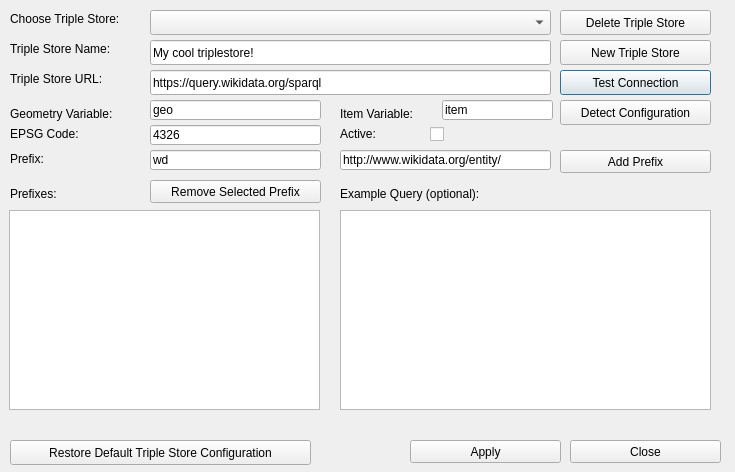
First picture: the form in dialogs/ui/triplestoredialog.ui, repository sparqlunicorn/sparqlunicornGoesGIS, before the edit.
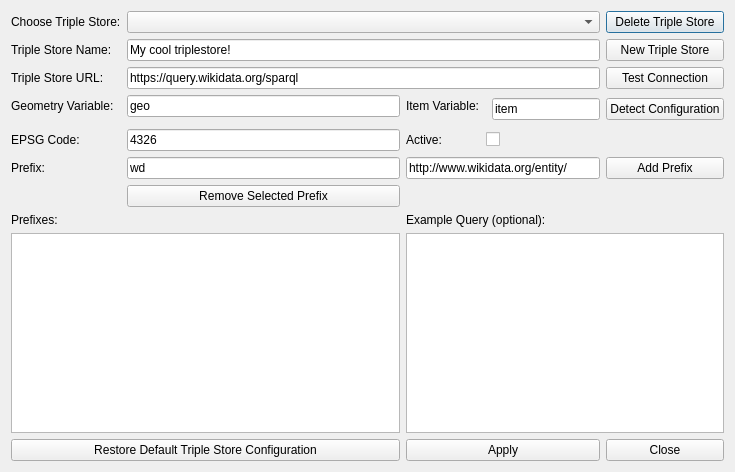
Second picture: the form after the edit.

Patch:
```diff
--- a/dialogs/ui/triplestoredialog.ui
+++ b/dialogs/ui/triplestoredialog.ui
@@ -13,387 +13,206 @@
   <property name="windowTitle">
    <string>Dialog</string>
   </property>
+  <layout class="QGridLayout" name="gridLayout">
+   <item row="0" column="0">
   <widget class="QLabel" name="tripleStoreChooserLabel">
-   <property name="geometry">
-    <rect>
-     <x>10</x>
-     <y>10</y>
-     <width>161</width>
-     <height>17</height>
-    </rect>
-   </property>
    <property name="text">
     <string>Choose Triple Store:</string>
    </property>
   </widget>
-  <widget class="QComboBox" name="tripleStoreChooser">
-   <property name="geometry">
-    <rect>
-     <x>150</x>
-     <y>10</y>
-     <width>401</width>
-     <height>25</height>
-    </rect>
-   </property>
-  </widget>
-  <widget class="QLabel" name="tripleStoreLabel">
-   <property name="geometry">
-    <rect>
-     <x>10</x>
-     <y>70</y>
-     <width>161</width>
-     <height>17</height>
-    </rect>
-   </property>
+   </item>
+   <item row="0" column="1" colspan="5">
+    <widget class="QComboBox" name="tripleStoreChooser"/>
+   </item>
+   <item row="0" column="6">
+    <widget class="QPushButton" name="deleteTripleStore">
    <property name="text">
-    <string>Triple Store URL:</string>
-   </property>
-  </widget>
-  <widget class="QLineEdit" name="tripleStoreEdit">
-   <property name="geometry">
-    <rect>
-     <x>150</x>
-     <y>70</y>
-     <width>401</width>
-     <height>25</height>
-    </rect>
-   </property>
-   <property name="text">
-    <string>https://query.wikidata.org/sparql</string>
-   </property>
-  </widget>
+      <string>Delete Triple Store</string>
+     </property>
+    </widget>
+   </item>
+   <item row="1" column="0">
   <widget class="QLabel" name="tripleStoreNameLabel">
-   <property name="geometry">
-    <rect>
-     <x>10</x>
-     <y>40</y>
-     <width>161</width>
-     <height>17</height>
-    </rect>
-   </property>
    <property name="text">
     <string>Triple Store Name:</string>
    </property>
   </widget>
+   </item>
+   <item row="1" column="1" colspan="5">
   <widget class="QLineEdit" name="tripleStoreNameEdit">
-   <property name="geometry">
-    <rect>
-     <x>150</x>
-     <y>40</y>
-     <width>401</width>
-     <height>25</height>
-    </rect>
-   </property>
    <property name="text">
     <string>My cool triplestore!</string>
    </property>
   </widget>
-  <widget class="QLabel" name="queryVarLabel">
-   <property name="geometry">
-    <rect>
-     <x>10</x>
-     <y>105</y>
-     <width>161</width>
-     <height>17</height>
-    </rect>
-   </property>
+   </item>
+   <item row="1" column="6">
+    <widget class="QPushButton" name="newTripleStore">
    <property name="text">
-    <string>Geometry Variable:</string>
-   </property>
-  </widget>
-  <widget class="QLineEdit" name="queryVarEdit">
-   <property name="geometry">
-    <rect>
-     <x>150</x>
-     <y>100</y>
-     <width>171</width>
-     <height>20</height>
-    </rect>
-   </property>
+      <string>New Triple Store</string>
+     </property>
+    </widget>
+   </item>
+   <item row="2" column="0">
+    <widget class="QLabel" name="tripleStoreLabel">
+     <property name="text">
+      <string>Triple Store URL:</string>
+     </property>
+    </widget>
+   </item>
+   <item row="2" column="1" colspan="5">
+    <widget class="QLineEdit" name="tripleStoreEdit">
    <property name="text">
-    <string>geo</string>
-   </property>
-  </widget>
+      <string>https://query.wikidata.org/sparql</string>
+     </property>
+    </widget>
+   </item>
+   <item row="2" column="6">
   <widget class="QPushButton" name="testConnectButton">
-   <property name="geometry">
-    <rect>
-     <x>560</x>
-     <y>70</y>
-     <width>151</width>
-     <height>25</height>
-    </rect>
-   </property>
    <property name="text">
     <string>Test Connection</string>
    </property>
   </widget>
-  <widget class="QLabel" name="queryVarItemLabel">
-   <property name="geometry">
-    <rect>
-     <x>340</x>
-     <y>105</y>
-     <width>101</width>
-     <height>17</height>
-    </rect>
-   </property>
+   </item>
+   <item row="3" column="1">
+    <widget class="QLineEdit" name="queryVarEdit">
    <property name="text">
-    <string>Item Variable:</string>
-   </property>
-  </widget>
+      <string>geo</string>
+     </property>
+    </widget>
+   </item>
+   <item row="3" column="4" rowspan="2" colspan="2">
   <widget class="QLineEdit" name="queryVarItemEdit">
-   <property name="geometry">
-    <rect>
-     <x>442</x>
-     <y>100</y>
-     <width>111</width>
-     <height>20</height>
-    </rect>
-   </property>
    <property name="text">
     <string>item</string>
    </property>
   </widget>
+   </item>
+   <item row="3" column="6" rowspan="2">
+    <widget class="QPushButton" name="detectConfiguration">
+     <property name="text">
+      <string>Detect Configuration</string>
+     </property>
+    </widget>
+   </item>
+   <item row="5" column="0">
   <widget class="QLabel" name="epsgLabel">
-   <property name="geometry">
-    <rect>
-     <x>10</x>
-     <y>125</y>
-     <width>161</width>
-     <height>17</height>
-    </rect>
-   </property>
    <property name="text">
     <string>EPSG Code:</string>
    </property>
   </widget>
+   </item>
+   <item row="5" column="1">
   <widget class="QLineEdit" name="epsgEdit">
-   <property name="geometry">
-    <rect>
-     <x>150</x>
-     <y>125</y>
-     <width>171</width>
-     <height>20</height>
-    </rect>
-   </property>
    <property name="text">
     <string>4326</string>
    </property>
   </widget>
+   </item>
+   <item row="5" column="2">
   <widget class="QLabel" name="activeTripleStoreLabel">
-   <property name="geometry">
-    <rect>
-     <x>340</x>
-     <y>125</y>
-     <width>161</width>
-     <height>17</height>
-    </rect>
-   </property>
    <property name="text">
     <string>Active:</string>
    </property>
   </widget>
+   </item>
+   <item row="5" column="3" colspan="2">
   <widget class="QCheckBox" name="activeCheckBox">
-   <property name="geometry">
-    <rect>
-     <x>430</x>
-     <y>125</y>
-     <width>70</width>
-     <height>18</height>
-    </rect>
-   </property>
    <property name="text">
     <string/>
    </property>
   </widget>
-  <widget class="QLineEdit" name="tripleStorePrefixNameEdit">
-   <property name="geometry">
-    <rect>
-     <x>150</x>
-     <y>150</y>
-     <width>171</width>
-     <height>20</height>
-    </rect>
-   </property>
-   <property name="text">
-    <string>wd</string>
-   </property>
-  </widget>
+   </item>
+   <item row="6" column="0">
   <widget class="QLabel" name="tripleStorePrefixNameLabel">
-   <property name="geometry">
-    <rect>
-     <x>10</x>
-     <y>150</y>
-     <width>161</width>
-     <height>17</height>
-    </rect>
-   </property>
    <property name="text">
     <string>Prefix:</string>
    </property>
   </widget>
+   </item>
+   <item row="6" column="1">
+    <widget class="QLineEdit" name="tripleStorePrefixNameEdit">
+     <property name="text">
+      <string>wd</string>
+     </property>
+    </widget>
+   </item>
+   <item row="6" column="2" colspan="4">
+    <widget class="QLineEdit" name="tripleStorePrefixEdit">
+     <property name="text">
+      <string>http://www.wikidata.org/entity/</string>
+     </property>
+    </widget>
+   </item>
+   <item row="6" column="6">
   <widget class="QPushButton" name="addPrefixButton">
-   <property name="geometry">
-    <rect>
-     <x>560</x>
-     <y>150</y>
-     <width>151</width>
-     <height>23</height>
-    </rect>
-   </property>
    <property name="text">
     <string>Add Prefix</string>
    </property>
   </widget>
-  <widget class="QLabel" name="prefixListLabel">
-   <property name="geometry">
-    <rect>
-     <x>10</x>
-     <y>185</y>
-     <width>161</width>
-     <height>17</height>
-    </rect>
-   </property>
-   <property name="text">
-    <string>Prefixes:</string>
-   </property>
-  </widget>
+   </item>
+   <item row="7" column="1">
   <widget class="QPushButton" name="removePrefixButton">
-   <property name="geometry">
-    <rect>
-     <x>150</x>
-     <y>180</y>
-     <width>171</width>
-     <height>23</height>
-    </rect>
-   </property>
    <property name="text">
     <string>Remove Selected Prefix</string>
    </property>
   </widget>
+   </item>
+   <item row="8" column="0" colspan="2">
+    <widget class="QLabel" name="prefixListLabel">
+     <property name="text">
+      <string>Prefixes:</string>
+     </property>
+    </widget>
+   </item>
+   <item row="8" column="2" colspan="5">
   <widget class="QLabel" name="exampleQueryLabel">
-   <property name="geometry">
-    <rect>
-     <x>340</x>
-     <y>185</y>
-     <width>361</width>
-     <height>17</height>
-    </rect>
-   </property>
    <property name="text">
     <string>Example Query (optional):</string>
    </property>
   </widget>
-  <widget class="QLineEdit" name="tripleStorePrefixEdit">
-   <property name="geometry">
-    <rect>
-     <x>340</x>
-     <y>150</y>
-     <width>211</width>
-     <height>20</height>
-    </rect>
-   </property>
+   </item>
+   <item row="10" column="0" colspan="2">
+    <widget class="QListWidget" name="prefixList"/>
+   </item>
+   <item row="10" column="2" colspan="5">
+    <widget class="QPlainTextEdit" name="exampleQuery"/>
+   </item>
+   <item row="11" column="0" colspan="2">
+    <widget class="QPushButton" name="resetConfiguration">
    <property name="text">
-    <string>http://www.wikidata.org/entity/</string>
-   </property>
-  </widget>
+      <string>Restore Default Triple Store Configuration</string>
+     </property>
+    </widget>
+   </item>
+   <item row="11" column="2" colspan="4">
   <widget class="QPushButton" name="tripleStoreApplyButton">
-   <property name="geometry">
-    <rect>
-     <x>410</x>
-     <y>440</y>
-     <width>151</width>
-     <height>23</height>
-    </rect>
-   </property>
    <property name="text">
     <string>Apply</string>
    </property>
   </widget>
+   </item>
+   <item row="11" column="6">
   <widget class="QPushButton" name="tripleStoreCloseButton">
-   <property name="geometry">
-    <rect>
-     <x>570</x>
-     <y>440</y>
-     <width>151</width>
-     <height>23</height>
-    </rect>
-   </property>
    <property name="text">
     <string>Close</string>
    </property>
   </widget>
-  <widget class="QListWidget" name="prefixList">
-   <property name="geometry">
-    <rect>
-     <x>9</x>
-     <y>210</y>
-     <width>311</width>
-     <height>200</height>
-    </rect>
-   </property>
-  </widget>
-  <widget class="QPlainTextEdit" name="exampleQuery">
-   <property name="geometry">
-    <rect>
-     <x>340</x>
-     <y>210</y>
-     <width>371</width>
-     <height>200</height>
-    </rect>
-   </property>
-  </widget>
-  <widget class="QPushButton" name="detectConfiguration">
-   <property name="geometry">
-    <rect>
-     <x>560</x>
-     <y>100</y>
-     <width>151</width>
-     <height>25</height>
-    </rect>
-   </property>
+   </item>
+   <item row="3" column="2">
+    <widget class="QLabel" name="queryVarItemLabel">
    <property name="text">
-    <string>Detect Configuration</string>
-   </property>
-  </widget>
-  <widget class="QPushButton" name="deleteTripleStore">
-   <property name="geometry">
-    <rect>
-     <x>560</x>
-     <y>10</y>
-     <width>151</width>
-     <height>25</height>
-    </rect>
-   </property>
+      <string>Item Variable:</string>
+     </property>
+    </widget>
+   </item>
+   <item row="3" column="0">
+    <widget class="QLabel" name="queryVarLabel">
    <property name="text">
-    <string>Delete Triple Store</string>
-   </property>
-  </widget>
-  <widget class="QPushButton" name="newTripleStore">
-   <property name="geometry">
-    <rect>
-     <x>560</x>
-     <y>40</y>
-     <width>151</width>
-     <height>25</height>
-    </rect>
-   </property>
-   <property name="text">
-    <string>New Triple Store</string>
-   </property>
-  </widget>
-  <widget class="QPushButton" name="resetConfiguration">
-   <property name="geometry">
-    <rect>
-     <x>10</x>
-     <y>440</y>
-     <width>301</width>
-     <height>25</height>
-    </rect>
-   </property>
-   <property name="text">
-    <string>Restore Default Triple Store Configuration</string>
-   </property>
-  </widget>
+      <string>Geometry Variable:</string>
+     </property>
+    </widget>
+   </item>
+  </layout>
  </widget>
  <resources/>
  <connections/>
```
Lines whose indentation alone changed are shown as unchanged.
